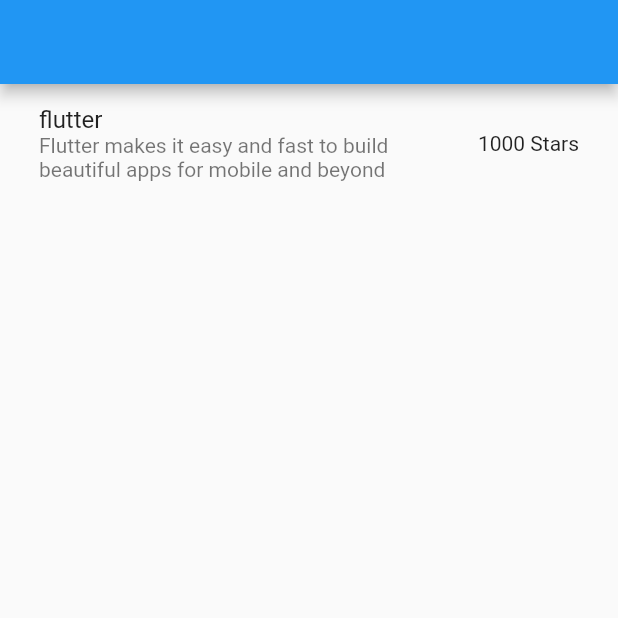
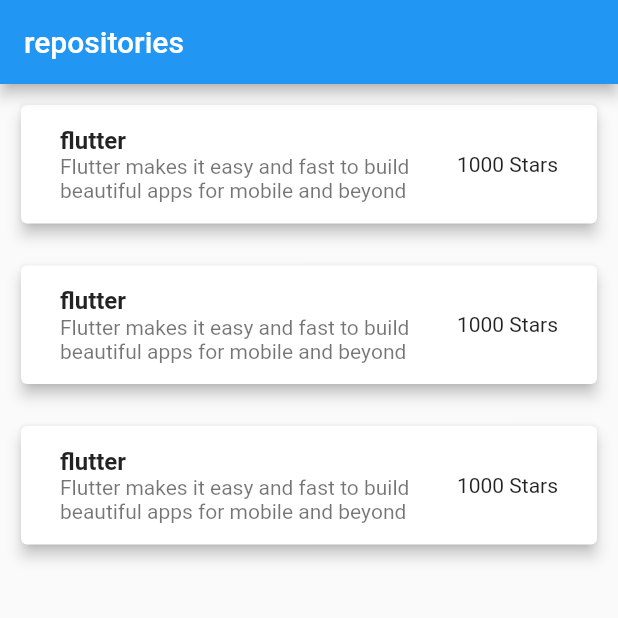
Before and after one commit to yskuem/FlutterTraining, a Flutter app: the screen it shows after launch, on a phone screen of 412 x 824 dp, the top half of it. Run offline on Flutter 3.47's test engine with Material 2 defaults, Android fonts, the phone set to English and light mode, and no system bars.

Commit message:
検索結果画面のレイアウトを作成した

```diff
--- a/lib/app.dart
+++ b/lib/app.dart
@@ -1,5 +1,5 @@
 import 'package:flutter/material.dart';
-import 'package:flutter_training/ui/pages/repository_search_page.dart';
+import 'package:flutter_training/ui/pages/search_result_page.dart';
 
 class MyApp extends StatelessWidget {
   const MyApp({super.key});
--- a/lib/ui/pages/repository_search_page.dart
+++ /dev/null
@@ -1,29 +0,0 @@
-
-
-import 'package:flutter/material.dart';
-
-
-class RepositorySearchPage extends StatelessWidget {
-  const RepositorySearchPage({super.key});
-
-  @override
-  Widget build(BuildContext context) {
-    return Scaffold(
-      appBar: AppBar(
-
-      ),
-      body: ListView(
-        children: const [
-          Padding(
-            padding: EdgeInsets.all(10.0),
-            child: ListTile(
-              title: Text("flutter"),
-              subtitle: Text("Flutter makes it easy and fast to build beautiful apps for mobile and beyond"),
-              trailing: Text("1000 Stars")
-            ),
-          )
-        ],
-      ),
-    );
-  }
-}
--- /dev/null
+++ b/lib/ui/pages/search_result_page.dart
@@ -0,0 +1,38 @@
+import 'package:flutter/material.dart';
+
+class RepositorySearchPage extends StatelessWidget {
+  const RepositorySearchPage({super.key});
+
+  @override
+  Widget build(BuildContext context) {
+    return Scaffold(
+        appBar: AppBar(
+          title: const Text("repositories"),
+        ),
+        body: ListView.builder(
+          itemCount: 3,
+          itemBuilder: (BuildContext context, int index) {
+            return const Padding(
+              padding: EdgeInsets.all(10.0),
+              child: Card(
+                elevation: 4.0,
+                child: Padding(
+                  padding: EdgeInsets.all(10.0),
+                  child: ListTile(
+                    title: Text(
+                      "flutter",
+                      style: TextStyle(fontWeight: FontWeight.bold),
+                    ),
+                    subtitle: Text(
+                      "Flutter makes it easy and fast to build beautiful apps for mobile and beyond"
+                    ),
+                    trailing: Text("1000 Stars"),
+                  ),
+                ),
+              ),
+            );
+          },
+        )
+    );
+  }
+}
```
Also changed, not shown: 2 other files.
